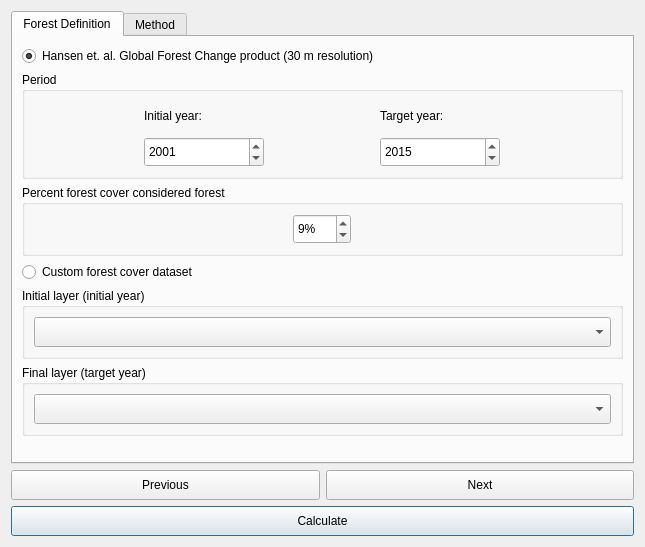
The window that LDMP/gui/DlgCalculateTCData.ui (ConservationInternational/trends.earth) describes before a commit, drawn with Qt 5.
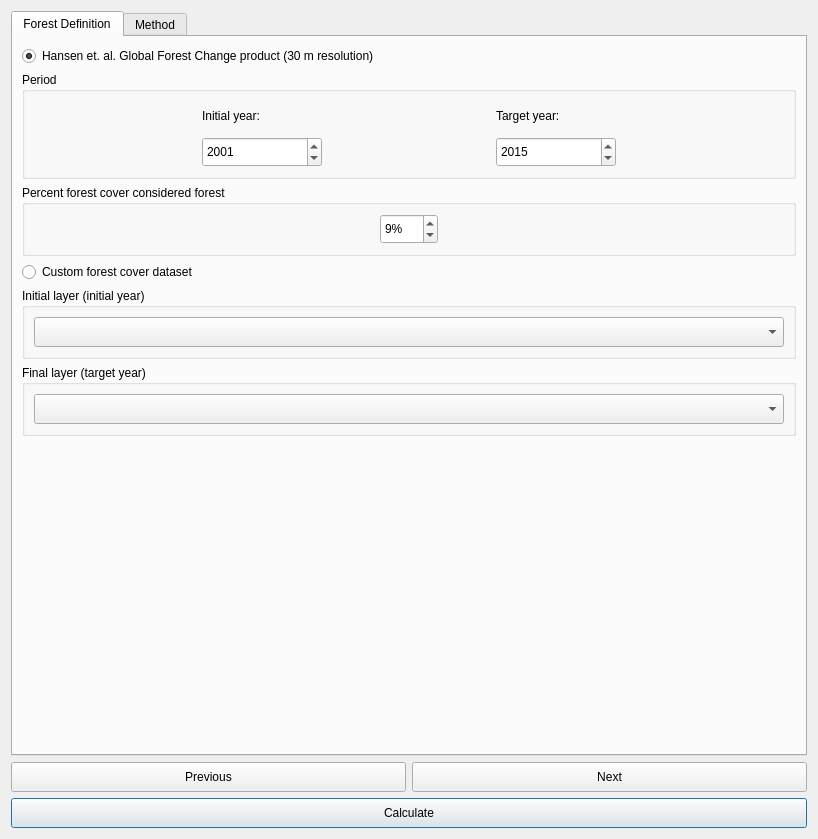
The same window after the commit. Custom widgets are drawn as their Qt base class.

The edit to the form file:
```diff
--- a/LDMP/gui/DlgCalculateTCData.ui
+++ b/LDMP/gui/DlgCalculateTCData.ui
@@ -6,8 +6,8 @@
    <rect>
     <x>0</x>
     <y>0</y>
-    <width>645</width>
-    <height>547</height>
+    <width>818</width>
+    <height>839</height>
    </rect>
   </property>
   <property name="sizePolicy">
@@ -201,7 +201,7 @@
           <item row="0" column="0">
            <widget class="QSpinBox" name="hansen_fc_threshold">
             <property name="sizePolicy">
-             <sizepolicy hsizetype="Fixed" vsizetype="Fixed">
+             <sizepolicy hsizetype="Fixed" vsizetype="Minimum">
               <horstretch>0</horstretch>
               <verstretch>0</verstretch>
              </sizepolicy>
@@ -259,6 +259,12 @@
             <property name="enabled">
              <bool>true</bool>
             </property>
+            <property name="sizePolicy">
+             <sizepolicy hsizetype="Preferred" vsizetype="Minimum">
+              <horstretch>0</horstretch>
+              <verstretch>0</verstretch>
+             </sizepolicy>
+            </property>
             <property name="minimumSize">
              <size>
               <width>0</width>
@@ -287,6 +293,12 @@
             <property name="enabled">
              <bool>true</bool>
             </property>
+            <property name="sizePolicy">
+             <sizepolicy hsizetype="Preferred" vsizetype="Minimum">
+              <horstretch>0</horstretch>
+              <verstretch>0</verstretch>
+             </sizepolicy>
+            </property>
             <property name="minimumSize">
              <size>
               <width>0</width>
@@ -441,6 +453,12 @@
     <layout class="QGridLayout" name="gridLayout_3">
      <item row="2" column="0" colspan="2">
       <widget class="QPushButton" name="button_calculate">
+       <property name="sizePolicy">
+        <sizepolicy hsizetype="Minimum" vsizetype="Minimum">
+         <horstretch>0</horstretch>
+         <verstretch>0</verstretch>
+        </sizepolicy>
+       </property>
        <property name="minimumSize">
         <size>
          <width>0</width>
@@ -454,6 +472,12 @@
      </item>
      <item row="1" column="0">
       <widget class="QPushButton" name="button_prev">
+       <property name="sizePolicy">
+        <sizepolicy hsizetype="Minimum" vsizetype="Minimum">
+         <horstretch>0</horstretch>
+         <verstretch>0</verstretch>
+        </sizepolicy>
+       </property>
        <property name="minimumSize">
         <size>
          <width>0</width>
@@ -467,6 +491,12 @@
      </item>
      <item row="1" column="1">
       <widget class="QPushButton" name="button_next">
+       <property name="sizePolicy">
+        <sizepolicy hsizetype="Minimum" vsizetype="Minimum">
+         <horstretch>0</horstretch>
+         <verstretch>0</verstretch>
+        </sizepolicy>
+       </property>
        <property name="minimumSize">
         <size>
          <width>0</width>
```
Left out of the diff: 2 changed lines with no effect on the pictures.
